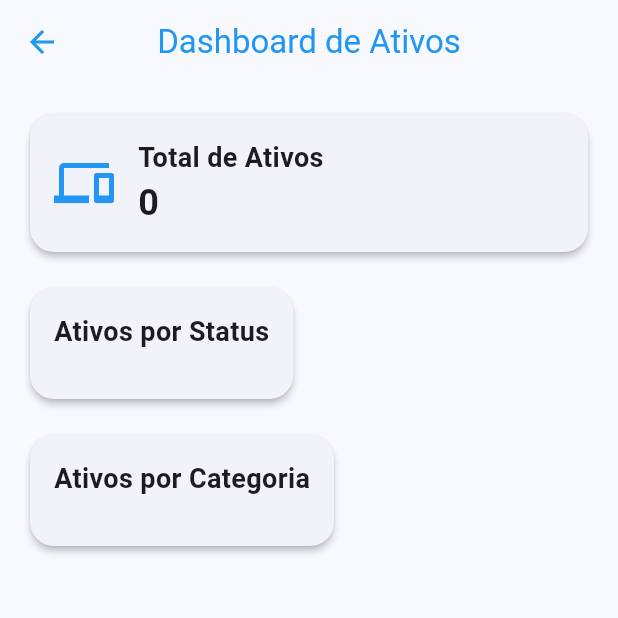
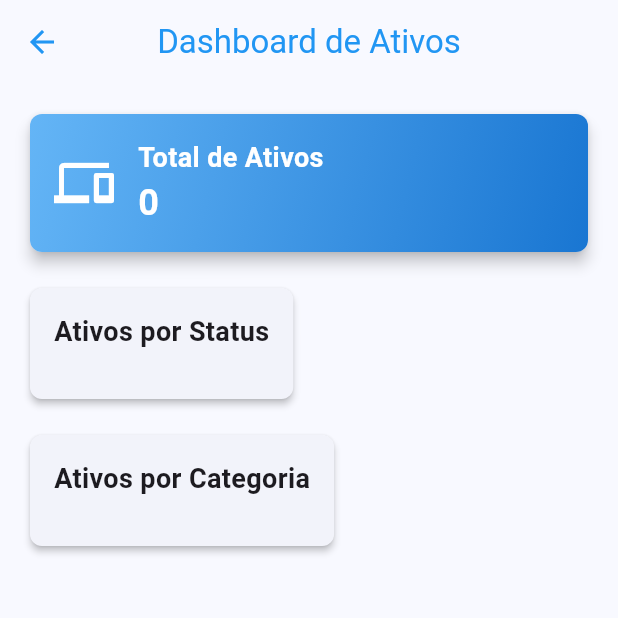
Before and after one commit to throdriguesdev/app-unit, a Flutter app: the DashboardScreen screen opened directly, on a phone screen of 412 x 824 dp, the top half of it. Run offline on Flutter 3.47's test engine with Material 3 defaults, Android fonts, the phone set to English and light mode, and no system bars; our stand-ins replace file_picker, google_fonts; network calls fail.

Commit message:
dashboard screen fixed

```diff
--- /dev/null
+++ b/devtools_options.yaml
@@ -0,0 +1,4 @@
+description: This file stores settings for Dart & Flutter DevTools.
+documentation: https://docs.flutter.dev/tools/devtools/extensions#configure-extension-enablement-states
+extensions:
+  - provider: true
--- a/lib/screens/dashboard_screen.dart
+++ b/lib/screens/dashboard_screen.dart
@@ -41,11 +41,22 @@ class DashboardScreen extends StatelessWidget {
 
   Widget _buildTotalAssetsCard(int totalAssets) {
     return Card(
+      elevation: 4,
+      shape: RoundedRectangleBorder(borderRadius: BorderRadius.circular(8)),
+      child: Container(
+        decoration: BoxDecoration(
+          gradient: LinearGradient(
+            colors: [Colors.blue.shade300, Colors.blue.shade700],
+            begin: Alignment.topLeft,
+            end: Alignment.bottomRight,
+          ),
+          borderRadius: BorderRadius.circular(8),
+        ),
         child: Padding(
           padding: const EdgeInsets.all(16.0),
           child: Row(
             children: [
-            const Icon(Icons.devices, size: 40, color: Colors.blue),
+              const Icon(Icons.devices, size: 40, color: Colors.white),
               const SizedBox(width: 16),
               Column(
                 crossAxisAlignment: CrossAxisAlignment.start,
@@ -54,6 +65,7 @@ class DashboardScreen extends StatelessWidget {
                     'Total de Ativos',
                     style: TextStyle(
                       fontSize: 18,
+                      color: Colors.white,
                       fontWeight: FontWeight.bold,
                     ),
                   ),
@@ -61,6 +73,7 @@ class DashboardScreen extends StatelessWidget {
                     '$totalAssets',
                     style: const TextStyle(
                       fontSize: 24,
+                      color: Colors.white,
                       fontWeight: FontWeight.w600,
                     ),
                   ),
@@ -69,11 +82,14 @@ class DashboardScreen extends StatelessWidget {
             ],
           ),
         ),
+      ),
     );
   }
 
   Widget _buildStatusBreakdown(Map<String, int> statusCounts) {
     return Card(
+      elevation: 2,
+      shape: RoundedRectangleBorder(borderRadius: BorderRadius.circular(8)),
       child: Padding(
         padding: const EdgeInsets.all(16.0),
         child: Column(
@@ -87,10 +103,13 @@ class DashboardScreen extends StatelessWidget {
               ),
             ),
             const SizedBox(height: 16),
-            ...statusCounts.entries
-                .map((entry) => _buildStatusRow(
-                    entry.key, entry.value, _getColorForStatus(entry.key)))
-                .toList(),
+            ...statusCounts.entries.map(
+              (entry) => _buildStatusRow(
+                _translateStatus(entry.key),
+                entry.value,
+                _getColorForStatus(entry.key),
+              ),
+            ),
           ],
         ),
       ),
@@ -111,9 +130,11 @@ class DashboardScreen extends StatelessWidget {
             ),
           ),
           const SizedBox(width: 16),
-          Text(
+          Expanded(
+            child: Text(
               '$status: $count',
               style: const TextStyle(fontSize: 16),
+            ),
           ),
         ],
       ),
@@ -122,6 +143,8 @@ class DashboardScreen extends StatelessWidget {
 
   Widget _buildCategoryBreakdown(Map<String, int> categoryCounts) {
     return Card(
+      elevation: 2,
+      shape: RoundedRectangleBorder(borderRadius: BorderRadius.circular(8)),
       child: Padding(
         padding: const EdgeInsets.all(16.0),
         child: Column(
@@ -135,9 +158,12 @@ class DashboardScreen extends StatelessWidget {
               ),
             ),
             const SizedBox(height: 16),
-            ...categoryCounts.entries
-                .map((entry) => _buildCategoryRow(entry.key, entry.value))
-                .toList(),
+            ...categoryCounts.entries.map(
+              (entry) => _buildCategoryRow(
+                _translateCategory(entry.key),
+                entry.value,
+              ),
+            ),
           ],
         ),
       ),
@@ -151,22 +177,42 @@ class DashboardScreen extends StatelessWidget {
         children: [
           const Icon(Icons.circle, color: Colors.blue, size: 20),
           const SizedBox(width: 16),
-          Text(
+          Expanded(
+            child: Text(
               '$category: $count',
               style: const TextStyle(fontSize: 16),
+            ),
           ),
         ],
       ),
     );
   }
 
+  String _translateStatus(String status) {
+    final Map<String, String> translations = {
+      'in_use': 'Em Uso',
+      'inactive': 'Aposentado',
+      'maintenance': 'Em Manutenção',
+    };
+    return translations[status.toLowerCase()] ?? 'Desconhecido';
+  }
+
+  String _translateCategory(String category) {
+    final Map<String, String> translations = {
+      'hardware': 'Hardware',
+      'software': 'Software',
+      'network': 'Rede',
+    };
+    return translations[category.toLowerCase()] ?? 'Outros';
+  }
+
   Color _getColorForStatus(String status) {
     switch (status.toLowerCase()) {
-      case 'em uso':
+      case 'in_use':
         return Colors.green;
-      case 'retired':
+      case 'inactive':
         return Colors.red;
-      case 'em manutenção':
+      case 'maintenance':
         return Colors.orange;
       default:
         return Colors.grey;
--- a/pubspec.yaml
+++ b/pubspec.yaml
@@ -41,6 +41,8 @@ dependencies:
   cupertino_icons: ^1.0.2
   google_fonts: ^5.1.0
   animations: ^2.0.7
+  fl_chart: ^0.62.0
+
 dev_dependencies:
   flutter_test:
     sdk: flutter
```
Also changed, not shown: lib/providers/asset_provider.dart (+10 -7 lines), lib/screens/asset_list_screen.dart (+29 -15 lines), pubspec.lock. Lines whose indentation alone changed are shown as unchanged.
